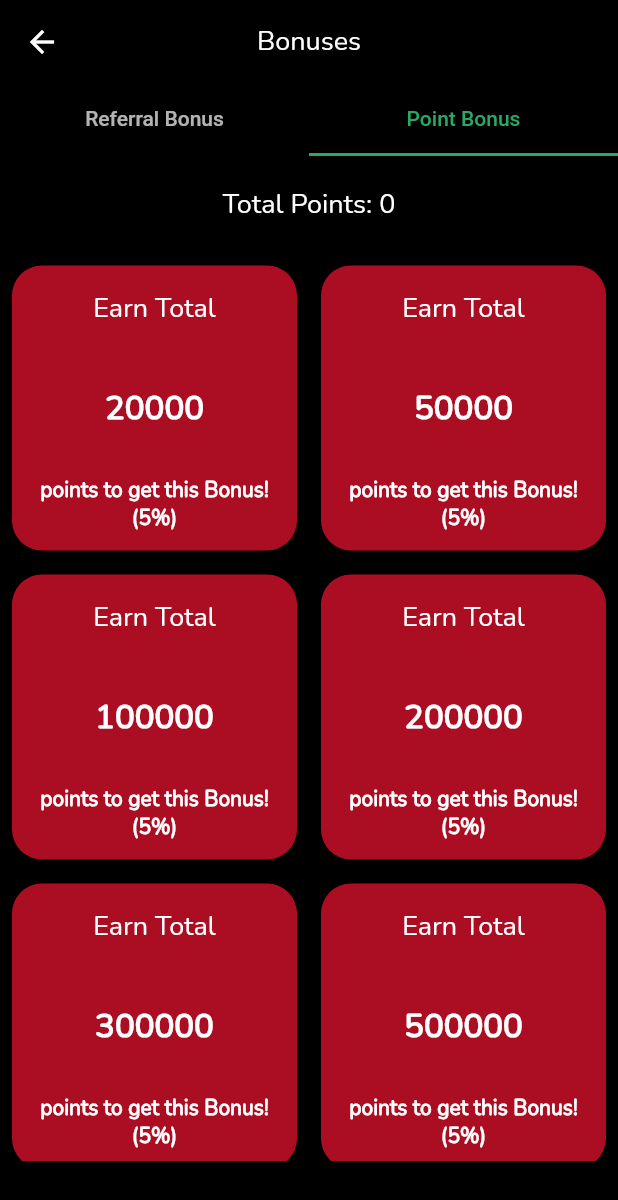
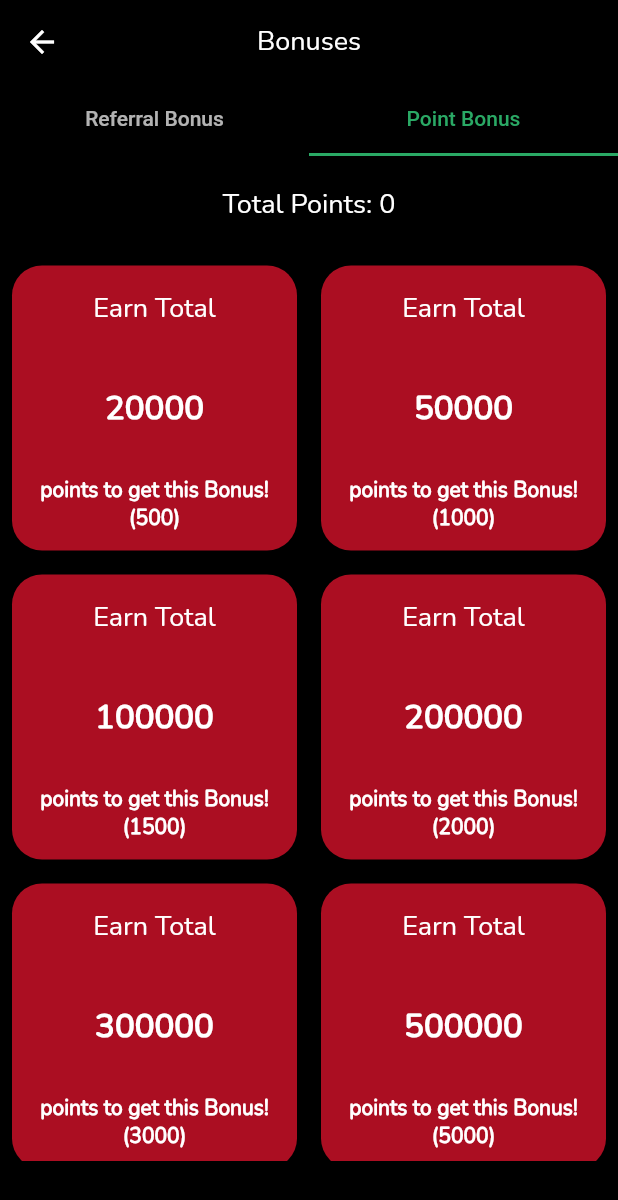
Before and after one commit to devShakib015/wantsbucks, a Flutter app: the Bonuses screen opened directly with empty values, tab 2 chosen, on a phone screen of 412 x 824 dp. Shown: the top 1200 px of the screen. Run offline on Flutter 3.47's test engine with Material 2 defaults, Android fonts, the phone set to English and light mode, and no system bars; drawn by our look-alikes of google_mobile_ads; our stand-ins replace animated_text_kit, carousel_slider, cloud_firestore, connectivity, curved_navigation_bar, firebase_auth and 8 more; missing offline and left inert: cloud_firestore_web, connectivity_for_web, firebase_auth_web, firebase_core_web, wallpaper_manager; accounts and stored records are empty; network calls fail.

Commit message:
bug fixed

```diff
--- a/lib/other_pages/bonuses.dart
+++ b/lib/other_pages/bonuses.dart
@@ -50,7 +50,32 @@ class _BonusesState extends State<Bonuses> {
 
   @override
   Widget build(BuildContext context) {
-    List<int> _pointBonus = [20000, 50000, 100000, 200000, 300000, 500000];
+    List<Map<String, int>> _pointBonus = [
+      {
+        "point": 20000,
+        "bonus": 500,
+      },
+      {
+        "point": 50000,
+        "bonus": 1000,
+      },
+      {
+        "point": 100000,
+        "bonus": 1500,
+      },
+      {
+        "point": 200000,
+        "bonus": 2000,
+      },
+      {
+        "point": 300000,
+        "bonus": 3000,
+      },
+      {
+        "point": 500000,
+        "bonus": 5000,
+      },
+    ];
     List<Map<String, int>> _refferalBonus = [
       {
         "direct": 100,
@@ -131,8 +156,8 @@ class _BonusesState extends State<Bonuses> {
     );
   }
 
-  Widget _pointBonusTab(
-      List<int> _pointBonus, List _bonusData, BuildContext context) {
+  Widget _pointBonusTab(List<Map<String, int>> _pointBonus, List _bonusData,
+      BuildContext context) {
     return Column(
       children: [
         Padding(
@@ -154,7 +179,7 @@ class _BonusesState extends State<Bonuses> {
                 .map((e) => Padding(
                       padding: const EdgeInsets.all(8.0),
                       child: GridTile(
-                        header: widget.totalPoint < e
+                        header: widget.totalPoint < e["point"]
                             ? Padding(
                                 padding: const EdgeInsets.all(16.0),
                                 child: Text(
@@ -175,33 +200,29 @@ class _BonusesState extends State<Bonuses> {
                                           fontSize: 22,
                                           fontWeight: FontWeight.bold),
                                     ),
-                                    Text(
-                                      "5% of",
-                                      textAlign: TextAlign.center,
-                                    ),
                                   ],
                                 ),
                               ),
                         child: Container(
                             decoration: BoxDecoration(
-                              color: _bonusData.contains("pb$e")
+                              color: _bonusData.contains("pb${e["point"]}")
                                   ? Colors.blueGrey
-                                  : widget.totalPoint < e
+                                  : widget.totalPoint < e["point"]
                                       ? Color(0xffab0e22)
                                       : Color(0xff2ba965),
                               borderRadius: BorderRadius.circular(20),
                             ),
                             child: Center(
                                 child: Text(
-                              "$e",
+                              "${e["point"]}",
                               style: TextStyle(
                                   fontSize: 22, fontWeight: FontWeight.bold),
                             ))),
-                        footer: widget.totalPoint < e
+                        footer: widget.totalPoint < e["point"]
                             ? Padding(
                                 padding: const EdgeInsets.all(12.0),
                                 child: Text(
-                                  "points to get this Bonus!\n(5%)",
+                                  "points to get this Bonus!\n(${e["bonus"]})",
                                   textAlign: TextAlign.center,
                                   style: TextStyle(
                                     fontSize: 14,
@@ -209,7 +230,7 @@ class _BonusesState extends State<Bonuses> {
                                   ),
                                 ),
                               )
-                            : _bonusData.contains("pb$e")
+                            : _bonusData.contains("pb${e["point"]}")
                                 ? Padding(
                                     padding: const EdgeInsets.symmetric(
                                         horizontal: 24, vertical: 12),
@@ -230,17 +251,18 @@ class _BonusesState extends State<Bonuses> {
                                         setState(() {});
                                         await Provider.of<UserProvider>(context,
                                                 listen: false)
-                                            .claimPointBonus(e);
+                                            .claimPointBonus(e["point"]);
 
                                         await Provider.of<EarningProvider>(
                                                 context,
                                                 listen: false)
                                             .addProfit(
-                                          (e * (5 / 100)).toInt(),
+                                          e["bonus"],
                                         );
                                       },
                                       child: Text(
-                                        "Claim",
+                                        "Claim\n${e["bonus"]} bonus",
+                                        textAlign: TextAlign.center,
                                         style: TextStyle(
                                           color: Color(0xff2ba965),
                                         ),
--- a/lib/other_pages/topup.dart
+++ b/lib/other_pages/topup.dart
@@ -305,7 +305,7 @@ class _TopUpState extends State<TopUp> {
                       ),
                       GestureDetector(
                         onTap: () async {
-                          await callPhone("01676598513");
+                          await callPhone("01402053851");
                         },
                         child: Card(
                           child: Padding(
```
Also changed, not shown: 1 other file.
